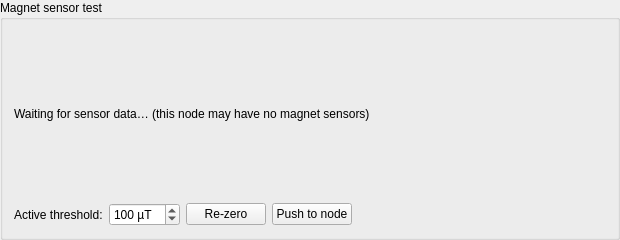
This is src/gui/ui/sensor_tester.ui in techandpeople/SoftEdIBO as Qt 5 draws it before an edit. The edited form follows.
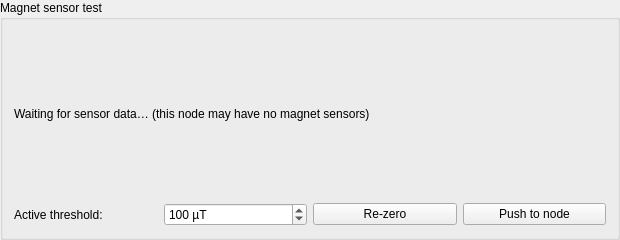
This is the edited form.

```diff
--- a/src/gui/ui/sensor_tester.ui
+++ b/src/gui/ui/sensor_tester.ui
@@ -5,6 +5,12 @@
   <property name="geometry">
    <rect><x>0</x><y>0</y><width>620</width><height>240</height></rect>
   </property>
+  <property name="sizePolicy">
+   <sizepolicy hsizetype="Maximum" vsizetype="Preferred">
+    <horstretch>0</horstretch>
+    <verstretch>0</verstretch>
+   </sizepolicy>
+  </property>
   <property name="title"><string>Magnet sensor test</string></property>
   <property name="whatsThis"><string>Live readout of the node's magnet/touch sensors. Each bar shows how far that sensor's field has moved from its baseline, in µT — press the skin above a sensor and its bar rises. A sensor lights green once it passes the &quot;Active threshold&quot;. Re-zero resets the baseline (do it at rest, hands off). Push to node sends this threshold to the board so its own touch detection (used by activities and the monitor) fires at the same level.</string></property>
   <layout class="QVBoxLayout" name="main_layout">
@@ -46,12 +52,6 @@
        <property name="text"><string>Push to node</string></property>
       </widget>
      </item>
-     <item>
-      <spacer name="controls_spacer">
-       <property name="orientation"><enum>Qt::Horizontal</enum></property>
-       <property name="sizeHint" stdset="0"><size><width>40</width><height>20</height></size></property>
-      </spacer>
-     </item>
     </layout>
    </item>
   </layout>
```
